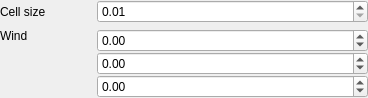
Qt form applications/ParticlesEditor/src/SceneTab/FluidWidget.ui (AluminiumRat/mtt) before a commit.
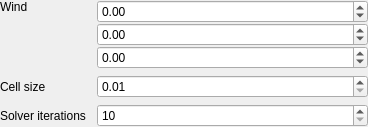
The same form after that commit.

Commit message: solverIterations property added to FluidObject

```diff
--- a/applications/ParticlesEditor/src/SceneTab/FluidWidget.ui
+++ b/applications/ParticlesEditor/src/SceneTab/FluidWidget.ui
@@ -7,7 +7,7 @@
     <x>0</x>
     <y>0</y>
     <width>368</width>
-    <height>90</height>
+    <height>126</height>
    </rect>
   </property>
   <property name="windowTitle">
@@ -29,45 +29,6 @@
    <property name="bottomMargin">
     <number>0</number>
    </property>
-   <item>
-    <layout class="QHBoxLayout" name="cellSizeLayout">
-     <item>
-      <widget class="QLabel" name="cellSizeLabel">
-       <property name="sizePolicy">
-        <sizepolicy hsizetype="Preferred" vsizetype="Preferred">
-         <horstretch>1</horstretch>
-         <verstretch>0</verstretch>
-        </sizepolicy>
-       </property>
-       <property name="text">
-        <string>Cell size</string>
-       </property>
-       <property name="wordWrap">
-        <bool>true</bool>
-       </property>
-      </widget>
-     </item>
-     <item>
-      <widget class="QDoubleSpinBox" name="cellSizeSpin">
-       <property name="sizePolicy">
-        <sizepolicy hsizetype="Minimum" vsizetype="Fixed">
-         <horstretch>3</horstretch>
-         <verstretch>0</verstretch>
-        </sizepolicy>
-       </property>
-       <property name="minimum">
-        <double>0.010000000000000</double>
-       </property>
-       <property name="maximum">
-        <double>10.000000000000000</double>
-       </property>
-       <property name="singleStep">
-        <double>0.100000000000000</double>
-       </property>
-      </widget>
-     </item>
-    </layout>
-   </item>
    <item>
     <layout class="QHBoxLayout" name="windLayout">
      <item>
@@ -145,6 +106,84 @@
      </item>
     </layout>
    </item>
+   <item>
+    <layout class="QHBoxLayout" name="cellSizeLayout">
+     <item>
+      <widget class="QLabel" name="cellSizeLabel">
+       <property name="sizePolicy">
+        <sizepolicy hsizetype="Preferred" vsizetype="Preferred">
+         <horstretch>1</horstretch>
+         <verstretch>0</verstretch>
+        </sizepolicy>
+       </property>
+       <property name="text">
+        <string>Cell size</string>
+       </property>
+       <property name="wordWrap">
+        <bool>true</bool>
+       </property>
+      </widget>
+     </item>
+     <item>
+      <widget class="QDoubleSpinBox" name="cellSizeSpin">
+       <property name="sizePolicy">
+        <sizepolicy hsizetype="Minimum" vsizetype="Fixed">
+         <horstretch>3</horstretch>
+         <verstretch>0</verstretch>
+        </sizepolicy>
+       </property>
+       <property name="minimum">
+        <double>0.010000000000000</double>
+       </property>
+       <property name="maximum">
+        <double>10.000000000000000</double>
+       </property>
+       <property name="singleStep">
+        <double>0.100000000000000</double>
+       </property>
+      </widget>
+     </item>
+    </layout>
+   </item>
+   <item>
+    <layout class="QHBoxLayout" name="iterationsLayout">
+     <item>
+      <widget class="QLabel" name="iterationsLabel">
+       <property name="sizePolicy">
+        <sizepolicy hsizetype="Preferred" vsizetype="Preferred">
+         <horstretch>1</horstretch>
+         <verstretch>0</verstretch>
+        </sizepolicy>
+       </property>
+       <property name="text">
+        <string>Solver iterations</string>
+       </property>
+       <property name="wordWrap">
+        <bool>true</bool>
+       </property>
+      </widget>
+     </item>
+     <item>
+      <widget class="QSpinBox" name="iterationsSpin">
+       <property name="sizePolicy">
+        <sizepolicy hsizetype="Minimum" vsizetype="Fixed">
+         <horstretch>3</horstretch>
+         <verstretch>0</verstretch>
+        </sizepolicy>
+       </property>
+       <property name="minimum">
+        <number>10</number>
+       </property>
+       <property name="maximum">
+        <number>100</number>
+       </property>
+       <property name="singleStep">
+        <number>10</number>
+       </property>
+      </widget>
+     </item>
+    </layout>
+   </item>
   </layout>
  </widget>
  <resources/>
```
The commit also changes 4 other files.
